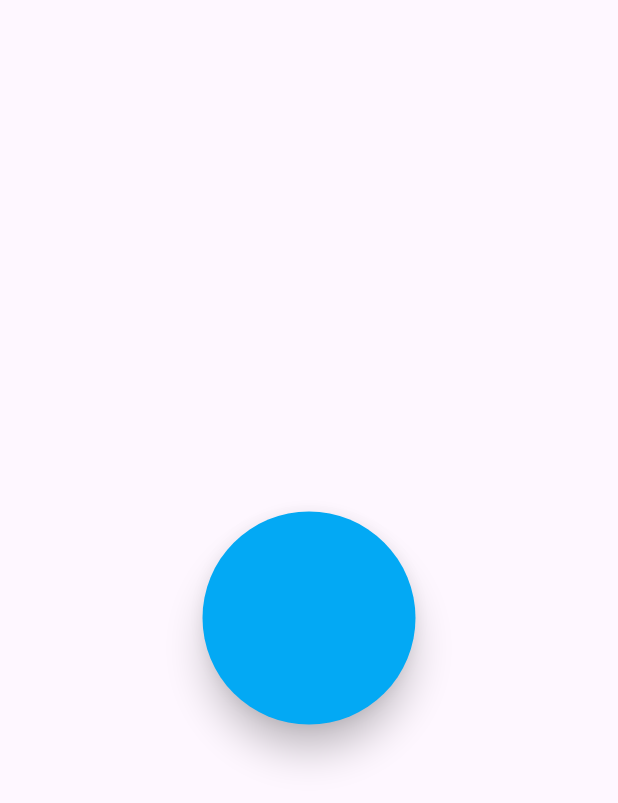
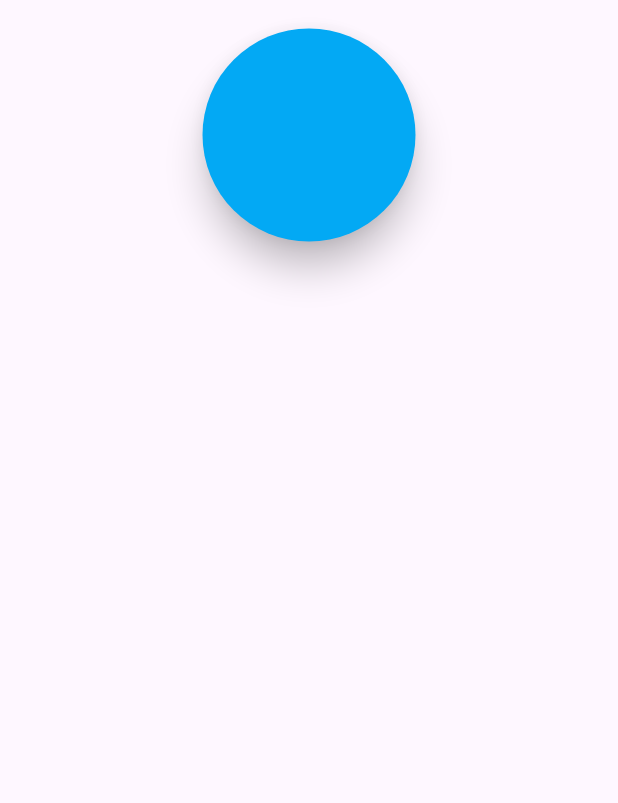
Before and after one commit to devsitaram/cv_app, a Flutter app: the screen it shows after launch, after a tap on "Login", on a phone screen of 412 x 824 dp. Shown: the top 803 px of the screen. Run offline on Flutter 3.47's test engine with Material 2 defaults, Android fonts, the phone set to English and light mode, and no system bars.

Commit message:
change the some code in profli page

```diff
--- a/lib/login.dart
+++ b/lib/login.dart
@@ -49,14 +49,14 @@
               height: 90,
               child: Padding(
                 padding: const EdgeInsets.all(20.0),
-                child: TextButton(
+                child: FilledButton(
                   onPressed: () {
                     Navigator.push(
                       context,
                       MaterialPageRoute(builder: (context) => const Profile()),
                     );
                   },
-                  style: OutlinedButton.styleFrom(
+                  style: FilledButton.styleFrom(
                     backgroundColor: Colors.lightBlue, //<-- SEE HERE
                   ),
                   child: const Text(
--- a/lib/profile.dart
+++ b/lib/profile.dart
@@ -1,7 +1,7 @@
 import 'package:flutter/material.dart';
 
 class Profile extends StatelessWidget {
-  const Profile({super.key});
+  const Profile({Key? key}) : super(key: key);
 
   @override
   Widget build(BuildContext context) {
@@ -10,20 +10,23 @@
         child: Container(
           alignment: Alignment.center,
           padding: const EdgeInsets.all(15),
-              child: SizedBox(
+          child: Column(
+            children: [
+              SizedBox(
                 height: 150,
                 width: 150,
-                  //square box; equal height and width so that it won't look like oval
+                //square box; equal height and width so that it won't look like an oval
                 child: Card(
                   shape: RoundedRectangleBorder(
                     borderRadius: BorderRadius.circular(80),
-                      //set border radius more than 50% of height and width to make circle
                   ),
                   color: Colors.lightBlue,
                   elevation: 10,
-                  )
-              )
-          )
+                ),
+              ),
+            ],
+          ),
+        ),
       ),
     );
   }
```
Lines whose indentation alone changed are shown as unchanged.
